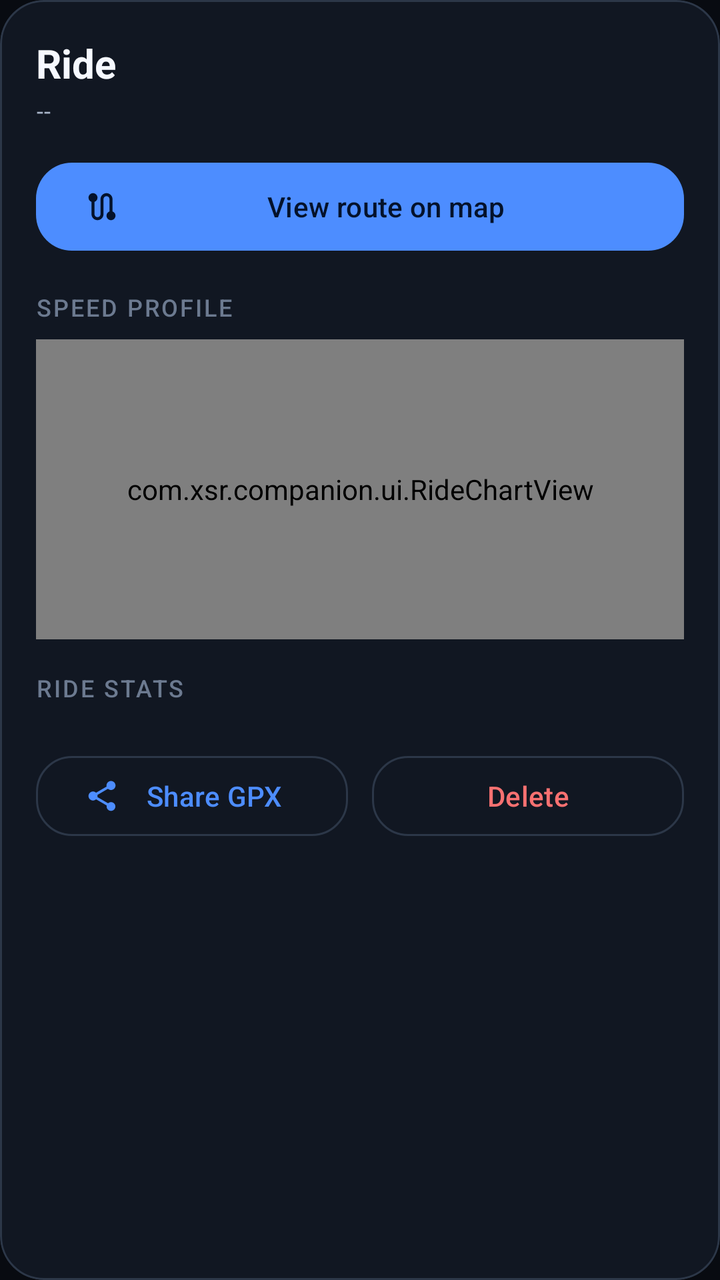
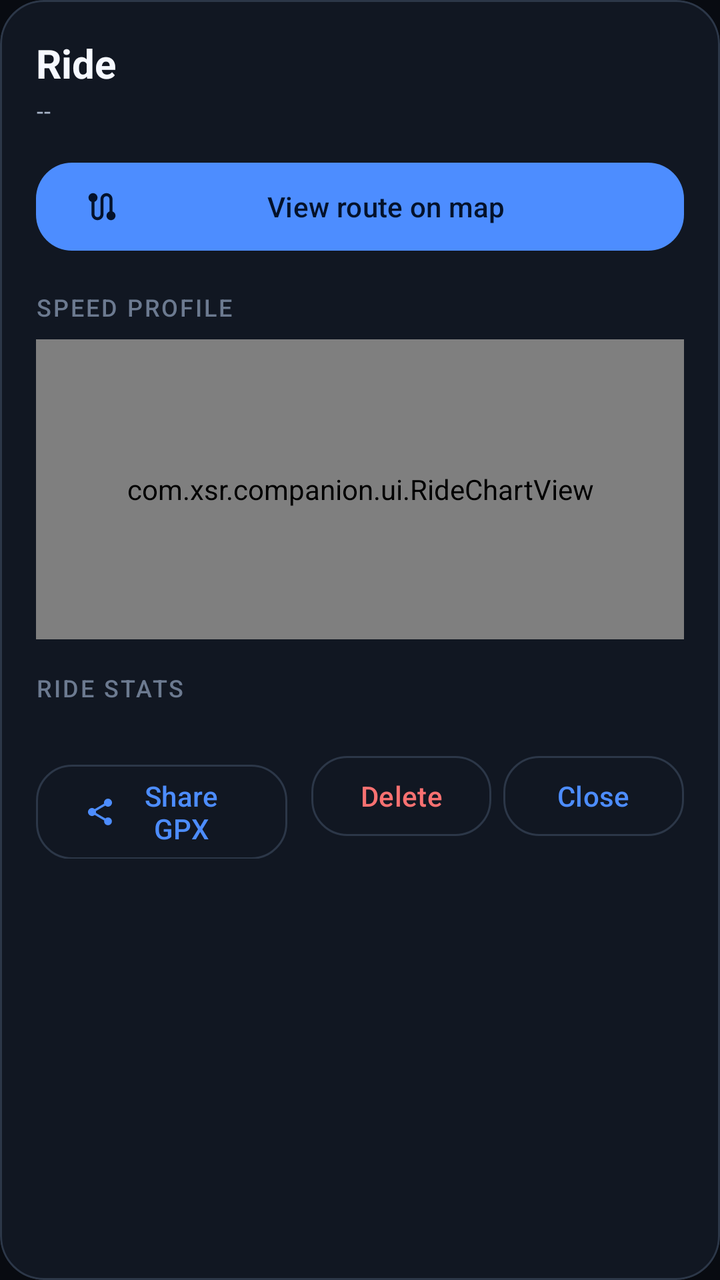

Before-and-after screenshots of an Android layout around one commit, followed by the original layout XML and the change that was made.
<!-- AndroidManifest.xml: application theme Theme.XsrCompanion -->
<!-- res/layout/dialog_ride_detail.xml -->
<?xml version="1.0" encoding="utf-8"?>
<com.google.android.material.card.MaterialCardView
    xmlns:android="http://schemas.android.com/apk/res/android"
    xmlns:app="http://schemas.android.com/apk/res-auto"
    style="@style/Widget.Xsr.Card"
    android:layout_width="match_parent"
    android:layout_height="wrap_content">

    <ScrollView
        android:layout_width="match_parent"
        android:layout_height="wrap_content"
        android:fillViewport="true"
        android:scrollbars="none">

        <LinearLayout
            android:layout_width="match_parent"
            android:layout_height="wrap_content"
            android:orientation="vertical"
            android:padding="@dimen/card_pad">

            <TextView
                android:id="@+id/tvDetailDate"
                android:layout_width="match_parent"
                android:layout_height="wrap_content"
                android:text="Ride"
                android:textColor="@color/text_primary"
                android:textSize="20sp"
                android:textStyle="bold" />

            <TextView
                android:id="@+id/tvDetailSubtitle"
                android:layout_width="match_parent"
                android:layout_height="wrap_content"
                android:layout_marginTop="2dp"
                android:text="--"
                android:textAppearance="@style/TextAppearance.Xsr.Caption" />

            <com.google.android.material.button.MaterialButton
                android:id="@+id/btnViewRoute"
                style="@style/Widget.Xsr.Button"
                android:layout_width="match_parent"
                android:layout_height="wrap_content"
                android:layout_marginTop="14dp"
                android:text="@string/action_view_route"
                app:icon="@drawable/ic_route"
                app:iconSize="18dp" />

            <TextView
                android:layout_width="match_parent"
                android:layout_height="wrap_content"
                android:layout_marginTop="16dp"
                android:text="SPEED PROFILE"
                android:textAppearance="@style/TextAppearance.Xsr.Label" />

            <com.xsr.companion.ui.RideChartView
                android:id="@+id/chartSpeed"
                android:layout_width="match_parent"
                android:layout_height="150dp"
                android:layout_marginTop="8dp" />

            <TextView
                android:layout_width="match_parent"
                android:layout_height="wrap_content"
                android:layout_marginTop="16dp"
                android:text="RIDE STATS"
                android:textAppearance="@style/TextAppearance.Xsr.Label" />

            <LinearLayout
                android:id="@+id/statsContainer"
                android:layout_width="match_parent"
                android:layout_height="wrap_content"
                android:layout_marginTop="4dp"
                android:orientation="vertical" />

            <LinearLayout
                android:layout_width="match_parent"
                android:layout_height="wrap_content"
                android:layout_marginTop="18dp"
                android:orientation="horizontal">

                <com.google.android.material.button.MaterialButton
                    android:id="@+id/btnShareRide"
                    style="@style/Widget.Xsr.Button.Outlined"
                    android:layout_width="0dp"
                    android:layout_height="wrap_content"
                    android:layout_marginEnd="6dp"
                    android:layout_weight="1"
                    android:text="Share GPX"
                    app:icon="@drawable/ic_share"
                    app:iconSize="18dp" />

                <com.google.android.material.button.MaterialButton
                    android:id="@+id/btnDeleteRide"
                    style="@style/Widget.Xsr.Button.Outlined"
                    android:layout_width="0dp"
                    android:layout_height="wrap_content"
                    android:layout_marginStart="6dp"
                    android:layout_weight="1"
                    android:text="@string/action_delete"
                    android:textColor="@color/accent_red"
                    app:iconTint="@color/accent_red" />
            </LinearLayout>
        </LinearLayout>
    </ScrollView>
</com.google.android.material.card.MaterialCardView>
<!-- resources referenced by this layout -->
<resources>
  <color name="accent_red">#F87171</color>
  <color name="text_primary">#F5F8FF</color>
  <dimen name="card_pad">18dp</dimen>
  <!-- drawable ic_route (drawable) -->
  <vector xmlns:android="http://schemas.android.com/apk/res/android"
      android:width="24dp" android:height="24dp"
      android:viewportWidth="24" android:viewportHeight="24">
      <path android:fillColor="@color/text_secondary"
          android:pathData="M19,15.18V7c0,-2.21 -1.79,-4 -4,-4s-4,1.79 -4,4v10c0,1.1 -0.9,2 -2,2s-2,-0.9 -2,-2V8.82C8.16,8.4 9,7.3 9,6c0,-1.66 -1.34,-3 -3,-3S3,4.34 3,6c0,1.3 0.84,2.4 2,2.82V17c0,2.21 1.79,4 4,4s4,-1.79 4,-4V7c0,-1.1 0.9,-2 2,-2s2,0.9 2,2v8.18c-1.16,0.42 -2,1.52 -2,2.82 0,1.66 1.34,3 3,3s3,-1.34 3,-3c0,-1.3 -0.84,-2.4 -2,-2.82z" />
  </vector>
  <!-- drawable ic_share (drawable) -->
  <vector xmlns:android="http://schemas.android.com/apk/res/android"
      android:width="24dp" android:height="24dp"
      android:viewportWidth="24" android:viewportHeight="24">
      <path android:fillColor="@color/text_secondary"
          android:pathData="M18,16.08c-0.76,0 -1.44,0.3 -1.96,0.77L8.91,12.7c0.05,-0.23 0.09,-0.46 0.09,-0.7s-0.04,-0.47 -0.09,-0.7l7.05,-4.11c0.54,0.5 1.25,0.81 2.04,0.81 1.66,0 3,-1.34 3,-3s-1.34,-3 -3,-3 -3,1.34 -3,3c0,0.24 0.04,0.47 0.09,0.7L8.04,9.81C7.5,9.31 6.79,9 6,9c-1.66,0 -3,1.34 -3,3s1.34,3 3,3c0.79,0 1.5,-0.31 2.04,-0.81l7.12,4.16c-0.05,0.21 -0.08,0.43 -0.08,0.65 0,1.61 1.31,2.92 2.92,2.92s2.92,-1.31 2.92,-2.92 -1.31,-2.92 -2.92,-2.92z" />
  </vector>
  <string name="action_delete">Delete</string>
  <string name="action_view_route">View route on map</string>
  <style name="TextAppearance.Xsr.Caption" parent="TextAppearance.Material3.BodySmall">
          <item name="android:textColor">@color/text_secondary</item>
      </style>
  <style name="TextAppearance.Xsr.Label" parent="TextAppearance.Material3.LabelMedium">
          <item name="android:textColor">@color/text_muted</item>
          <item name="android:letterSpacing">0.08</item>
          <item name="android:textAllCaps">true</item>
      </style>
  <style name="Widget.Xsr.Button" parent="Widget.Material3.Button">
          <item name="cornerRadius">18dp</item>
          <item name="android:minHeight">52dp</item>
          <item name="android:textAllCaps">false</item>
      </style>
  <style name="Widget.Xsr.Button.Outlined" parent="Widget.Material3.Button.OutlinedButton">
          <item name="cornerRadius">18dp</item>
          <item name="android:minHeight">48dp</item>
          <item name="android:textAllCaps">false</item>
      </style>
  <style name="Widget.Xsr.Card" parent="Widget.Material3.CardView.Filled">
          <item name="cardBackgroundColor">@color/surface</item>
          <item name="cardCornerRadius">22dp</item>
          <item name="cardElevation">0dp</item>
          <item name="strokeColor">@color/outline_color</item>
          <item name="strokeWidth">1dp</item>
          <item name="contentPadding">0dp</item>
      </style>
  <color name="text_secondary">#A7B3C7</color>
  <color name="text_muted">#6C7A90</color>
  <color name="surface">#111722</color>
  <color name="outline_color">#2C3748</color>
  <color name="primary">#4D8DFF</color>
  <color name="on_primary">#04122B</color>
  <color name="primary_dim">#1D3A6E</color>
  <color name="secondary">#22D3EE</color>
  <color name="on_secondary">#001F24</color>
  <color name="tertiary">#A78BFA</color>
  <color name="bg_dark">#080B11</color>
  <color name="surface_variant">#1A2231</color>
  <!-- unchanged entries left out for length: 1 -->
</resources>

<!-- the commit's change to res/layout/dialog_ride_detail.xml (unified diff, before → after) -->
@@ -84,10 +84,10 @@
                     android:layout_width="0dp"
                     android:layout_height="wrap_content"
                     android:layout_marginEnd="6dp"
-                    android:layout_weight="1"
+                    android:layout_weight="1.4"
                     android:text="Share GPX"
                     app:icon="@drawable/ic_share"
-                    app:iconSize="18dp" />
+                    app:iconSize="16dp" />
 
                 <com.google.android.material.button.MaterialButton
                     android:id="@+id/btnDeleteRide"
@@ -99,6 +99,15 @@
                     android:text="@string/action_delete"
                     android:textColor="@color/accent_red"
                     app:iconTint="@color/accent_red" />
+
+                <com.google.android.material.button.MaterialButton
+                    android:id="@+id/btnCloseRide"
+                    style="@style/Widget.Xsr.Button.Outlined"
+                    android:layout_width="0dp"
+                    android:layout_height="wrap_content"
+                    android:layout_marginStart="6dp"
+                    android:layout_weight="1"
+                    android:text="@string/action_close" />
             </LinearLayout>
         </LinearLayout>
     </ScrollView>
<!-- resource entries referenced after the edit -->
@@ -17,6 +17,7 @@
       <path android:fillColor="@color/text_secondary"
           android:pathData="M18,16.08c-0.76,0 -1.44,0.3 -1.96,0.77L8.91,12.7c0.05,-0.23 0.09,-0.46 0.09,-0.7s-0.04,-0.47 -0.09,-0.7l7.05,-4.11c0.54,0.5 1.25,0.81 2.04,0.81 1.66,0 3,-1.34 3,-3s-1.34,-3 -3,-3 -3,1.34 -3,3c0,0.24 0.04,0.47 0.09,0.7L8.04,9.81C7.5,9.31 6.79,9 6,9c-1.66,0 -3,1.34 -3,3s1.34,3 3,3c0.79,0 1.5,-0.31 2.04,-0.81l7.12,4.16c-0.05,0.21 -0.08,0.43 -0.08,0.65 0,1.61 1.31,2.92 2.92,2.92s2.92,-1.31 2.92,-2.92 -1.31,-2.92 -2.92,-2.92z" />
   </vector>
+  <string name="action_close">Close</string>
   <string name="action_delete">Delete</string>
   <string name="action_view_route">View route on map</string>
   <style name="TextAppearance.Xsr.Caption" parent="TextAppearance.Material3.BodySmall">
